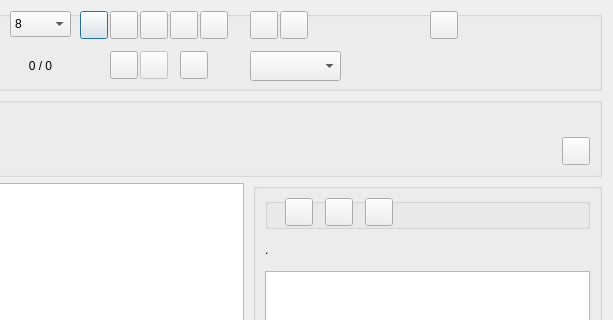
Above: src/GUI_UIs/ui_dialog_code_text.ui from ccbogel/QualCoder before the change; both pictures show x 441 to 1054 and y 0 to 320 of the 1054 by 695 pixel window. Below: the same form after it.
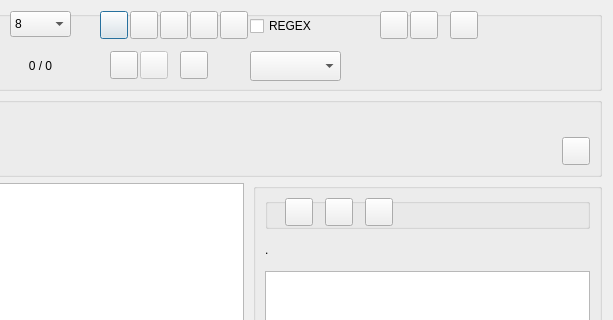
That is the form after the change.

Commit message: add Regex checkbox used for some autocode buttons

```diff
--- a/src/GUI_UIs/ui_dialog_code_text.ui
+++ b/src/GUI_UIs/ui_dialog_code_text.ui
@@ -34,7 +34,7 @@
      <widget class="QPushButton" name="pushButton_auto_code">
       <property name="geometry">
        <rect>
-        <x>510</x>
+        <x>530</x>
         <y>0</y>
         <width>28</width>
         <height>28</height>
@@ -223,7 +223,7 @@
      <widget class="QPushButton" name="pushButton_auto_code_frag_this_file">
       <property name="geometry">
        <rect>
-        <x>540</x>
+        <x>560</x>
         <y>0</y>
         <width>28</width>
         <height>28</height>
@@ -239,7 +239,7 @@
      <widget class="QPushButton" name="pushButton_auto_code_frag_all_files">
       <property name="geometry">
        <rect>
-        <x>570</x>
+        <x>590</x>
         <y>0</y>
         <width>28</width>
         <height>28</height>
@@ -255,7 +255,7 @@
      <widget class="QPushButton" name="pushButton_auto_code_undo">
       <property name="geometry">
        <rect>
-        <x>630</x>
+        <x>650</x>
         <y>0</y>
         <width>28</width>
         <height>28</height>
@@ -271,7 +271,7 @@
      <widget class="QPushButton" name="pushButton_delete_all_codes">
       <property name="geometry">
        <rect>
-        <x>860</x>
+        <x>880</x>
         <y>0</y>
         <width>28</width>
         <height>28</height>
@@ -369,7 +369,7 @@
      <widget class="QPushButton" name="pushButton_auto_code_surround">
       <property name="geometry">
        <rect>
-        <x>600</x>
+        <x>620</x>
         <y>0</y>
         <width>28</width>
         <height>28</height>
@@ -385,7 +385,7 @@
      <widget class="QPushButton" name="pushButton_help">
       <property name="geometry">
        <rect>
-        <x>710</x>
+        <x>840</x>
         <y>0</y>
         <width>28</width>
         <height>28</height>
@@ -588,7 +588,7 @@
      <widget class="QPushButton" name="pushButton_right_side_pane">
       <property name="geometry">
        <rect>
-        <x>680</x>
+        <x>810</x>
         <y>0</y>
         <width>28</width>
         <height>28</height>
@@ -601,6 +601,23 @@
        <string/>
       </property>
      </widget>
+     <widget class="QCheckBox" name="checkBox_auto_regex">
+      <property name="geometry">
+       <rect>
+        <x>680</x>
+        <y>5</y>
+        <width>81</width>
+        <height>20</height>
+       </rect>
+      </property>
+      <property name="toolTip">
+       <string>Apply REGEX to autocoding for exact text and sentences buttons.
+https://www.datacamp.com/cheat-sheet/regular-expresso</string>
+      </property>
+      <property name="text">
+       <string>REGEX</string>
+      </property>
+     </widget>
     </widget>
    </item>
    <item>
```
